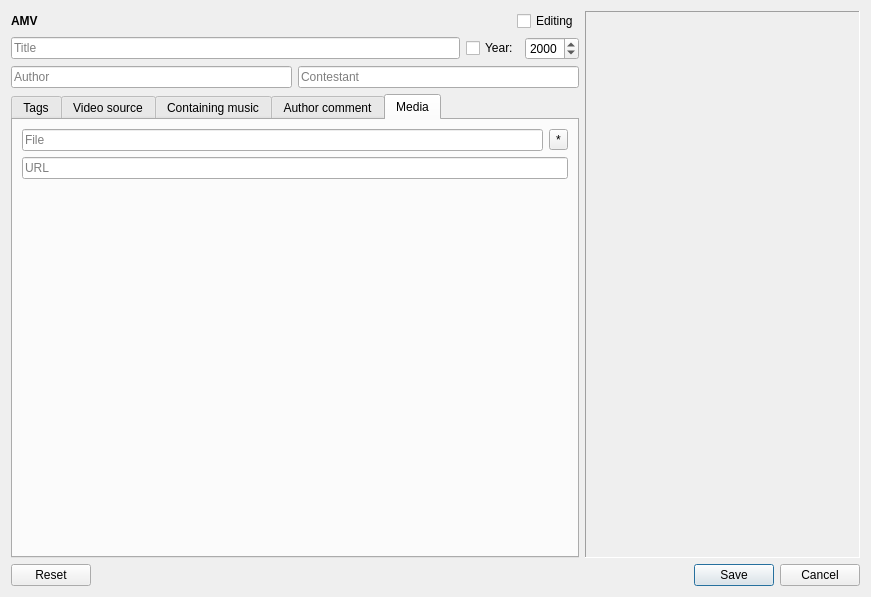
Before: the Qt Designer form dialogaddamv.ui in LibertaSoft/DatabaseAnime, drawn with Qt 5.
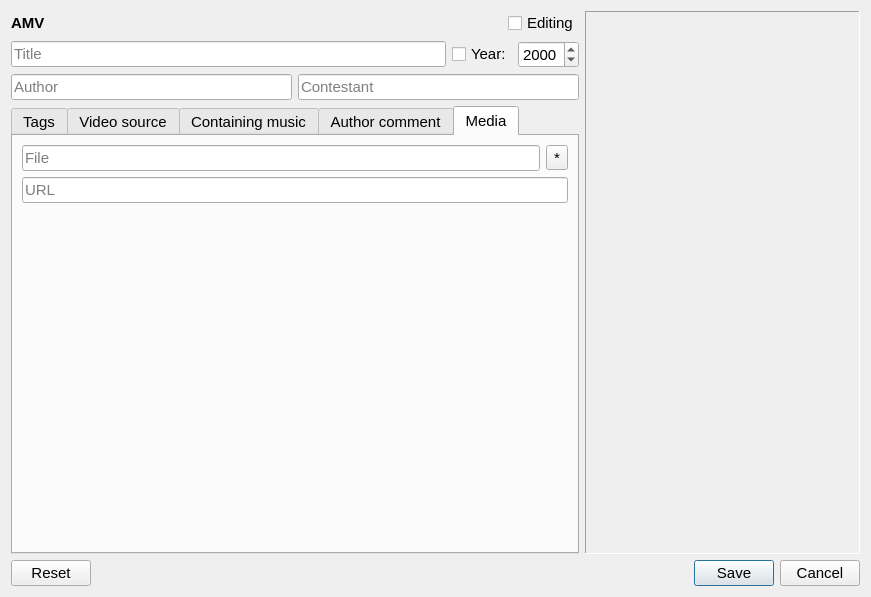
After: the same form once the commit is applied. The open tabs and pages were chosen to show the change. Icons and pictures are not drawn. Custom widgets are drawn as their Qt base class.

```diff
--- a/dialogaddamv.ui
+++ b/dialogaddamv.ui
@@ -30,6 +30,8 @@
           <widget class="QLabel" name="label">
            <property name="font">
             <font>
+             <family>Cantarell</family>
+             <pointsize>11</pointsize>
              <weight>75</weight>
              <bold>true</bold>
             </font>
@@ -41,6 +43,12 @@
          </item>
          <item>
           <spacer name="HSpacer_0">
+           <property name="font">
+            <font>
+             <family>Cantarell</family>
+             <pointsize>11</pointsize>
+            </font>
+           </property>
            <property name="orientation">
             <enum>Qt::Horizontal</enum>
            </property>
@@ -54,6 +62,12 @@
          </item>
          <item>
           <widget class="QCheckBox" name="CheckBox_Editing">
+           <property name="font">
+            <font>
+             <family>Cantarell</family>
+             <pointsize>11</pointsize>
+            </font>
+           </property>
            <property name="text">
             <string>Editing</string>
            </property>
@@ -68,6 +82,12 @@
          </property>
          <item>
           <widget class="QLineEdit" name="LineEdit_Title">
+           <property name="font">
+            <font>
+             <family>Cantarell</family>
+             <pointsize>11</pointsize>
+            </font>
+           </property>
            <property name="maxLength">
             <number>128</number>
            </property>
@@ -78,6 +98,12 @@
          </item>
          <item>
           <widget class="QCheckBox" name="CBox_Year">
+           <property name="font">
+            <font>
+             <family>Cantarell</family>
+             <pointsize>11</pointsize>
+            </font>
+           </property>
            <property name="text">
             <string>Year:</string>
            </property>
@@ -85,6 +111,12 @@
          </item>
          <item>
           <widget class="QSpinBox" name="SpinBox_Year">
+           <property name="font">
+            <font>
+             <family>Cantarell</family>
+             <pointsize>11</pointsize>
+            </font>
+           </property>
            <property name="minimum">
             <number>1900</number>
            </property>
@@ -105,6 +137,15 @@
          </property>
          <item>
           <widget class="QLineEdit" name="LineEdit_Author">
+           <property name="font">
+            <font>
+             <family>Cantarell</family>
+             <pointsize>11</pointsize>
+            </font>
+           </property>
+           <property name="dragEnabled">
+            <bool>true</bool>
+           </property>
            <property name="placeholderText">
             <string>Author</string>
            </property>
@@ -112,6 +153,15 @@
          </item>
          <item>
           <widget class="QLineEdit" name="LineEdit_Contestant">
+           <property name="font">
+            <font>
+             <family>Cantarell</family>
+             <pointsize>11</pointsize>
+            </font>
+           </property>
+           <property name="dragEnabled">
+            <bool>true</bool>
+           </property>
            <property name="placeholderText">
             <string>Сontestant</string>
            </property>
@@ -124,6 +174,12 @@
          <property name="enabled">
           <bool>true</bool>
          </property>
+         <property name="font">
+          <font>
+           <family>Cantarell</family>
+           <pointsize>11</pointsize>
+          </font>
+         </property>
          <property name="currentIndex">
           <number>0</number>
          </property>
@@ -223,16 +279,31 @@
             <layout class="QHBoxLayout" name="HLayout_Dir">
              <item>
               <widget class="QLineEdit" name="LineEdit_Dir">
+               <property name="font">
+                <font>
+                 <family>Cantarell</family>
+                 <pointsize>11</pointsize>
+                </font>
+               </property>
                <property name="maxLength">
                 <number>256</number>
                </property>
                <property name="placeholderText">
                 <string>File</string>
                </property>
+               <property name="clearButtonEnabled">
+                <bool>true</bool>
+               </property>
               </widget>
              </item>
              <item>
               <widget class="QToolButton" name="toolButton">
+               <property name="font">
+                <font>
+                 <family>Cantarell</family>
+                 <pointsize>11</pointsize>
+                </font>
+               </property>
                <property name="toolTip">
                 <string/>
                </property>
@@ -258,6 +329,12 @@
            </item>
            <item>
             <widget class="QLineEdit" name="LineEdit_URL">
+             <property name="font">
+              <font>
+               <family>Cantarell</family>
+               <pointsize>11</pointsize>
+              </font>
+             </property>
              <property name="maxLength">
               <number>256</number>
              </property>
@@ -271,6 +348,12 @@
            </item>
            <item>
             <spacer name="VSpacer_0">
+             <property name="font">
+              <font>
+               <family>Cantarell</family>
+               <pointsize>11</pointsize>
+              </font>
+             </property>
              <property name="orientation">
               <enum>Qt::Vertical</enum>
              </property>
@@ -314,6 +397,12 @@
          <height>0</height>
         </size>
        </property>
+       <property name="font">
+        <font>
+         <family>Cantarell</family>
+         <pointsize>11</pointsize>
+        </font>
+       </property>
        <property name="toolTip">
         <string>Drop image here, or a double click for a file choice</string>
        </property>
@@ -344,6 +433,12 @@
    </item>
    <item>
     <widget class="QDialogButtonBox" name="BtnBox">
+     <property name="font">
+      <font>
+       <family>Cantarell</family>
+       <pointsize>11</pointsize>
+      </font>
+     </property>
      <property name="standardButtons">
       <set>QDialogButtonBox::Cancel|QDialogButtonBox::Reset|QDialogButtonBox::Save</set>
      </property>
```
Left out of the diff: 17 changed lines with no effect on the pictures.
